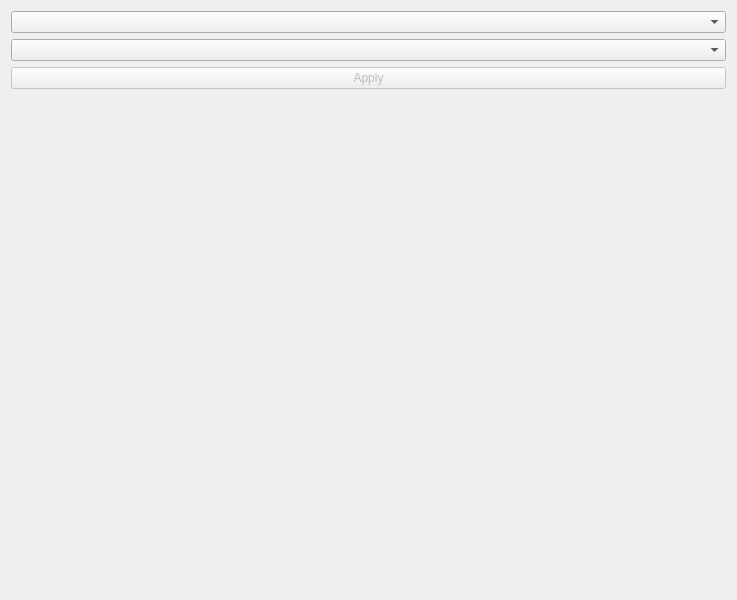
deepakri201/SlicerMRClass, file SlicerMRClass/Resources/UI/SlicerMRClass.ui: the form before one commit.
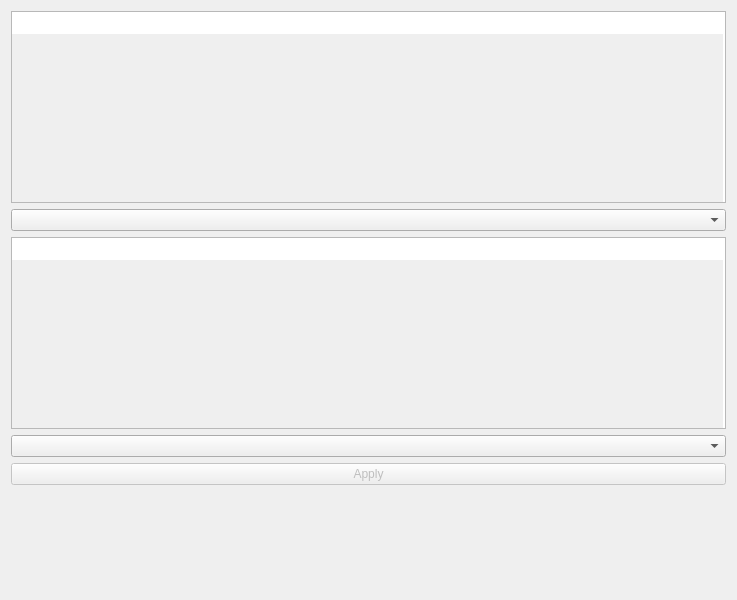
The form after the commit. Custom widgets are drawn as their Qt base class.

```diff
--- a/SlicerMRClass/Resources/UI/SlicerMRClass.ui
+++ b/SlicerMRClass/Resources/UI/SlicerMRClass.ui
@@ -11,9 +11,41 @@
    </rect>
   </property>
   <layout class="QVBoxLayout" name="verticalLayout">
+   <item>
+    <widget class="QPlainTextEdit" name="ListPatientsText">
+     <property name="sizePolicy">
+      <sizepolicy hsizetype="Minimum" vsizetype="Minimum">
+       <horstretch>0</horstretch>
+       <verstretch>0</verstretch>
+      </sizepolicy>
+     </property>
+     <property name="readOnly">
+      <bool>true</bool>
+     </property>
+     <property name="backgroundVisible">
+      <bool>true</bool>
+     </property>
+    </widget>
+   </item>
    <item>
     <widget class="ctkComboBox" name="PatientIDlist"/>
    </item>
+   <item>
+    <widget class="QPlainTextEdit" name="ListStudiesText">
+     <property name="sizePolicy">
+      <sizepolicy hsizetype="Minimum" vsizetype="Minimum">
+       <horstretch>0</horstretch>
+       <verstretch>0</verstretch>
+      </sizepolicy>
+     </property>
+     <property name="readOnly">
+      <bool>true</bool>
+     </property>
+     <property name="backgroundVisible">
+      <bool>true</bool>
+     </property>
+    </widget>
+   </item>
    <item>
     <widget class="ctkComboBox" name="StudyIDlist"/>
    </item>
```
